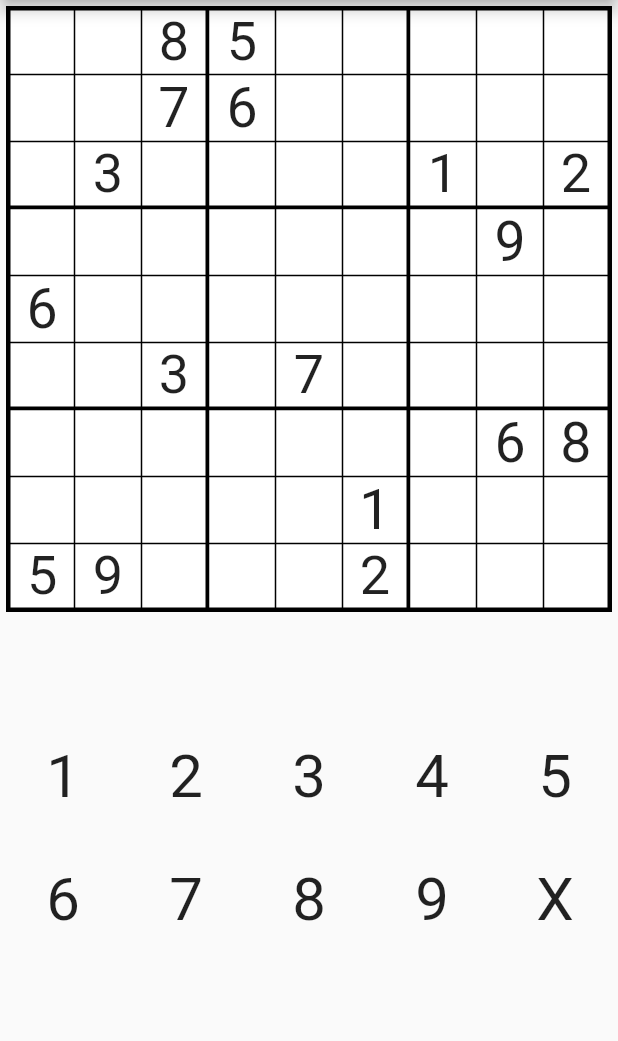
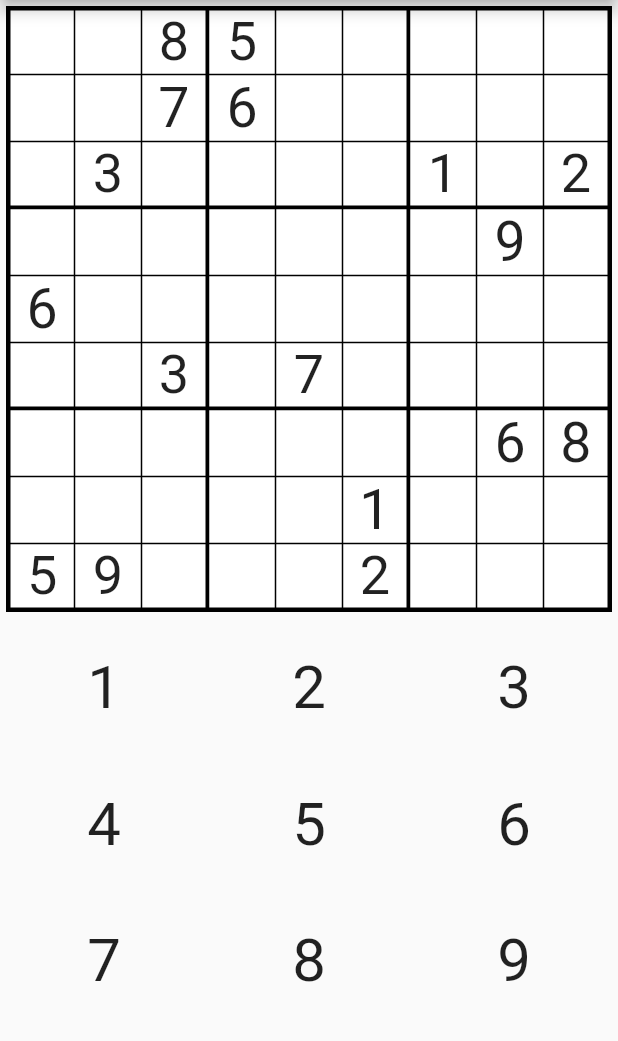
Before and after one commit to lettucebowler/flutterdoku, a Flutter app: the screen it shows after launch, on a phone screen of 412 x 824 dp, the part 84-1125 px from its top. Run offline on Flutter 3.47's test engine with Material 2 defaults, Android fonts, the phone set to English and light mode, and no system bars; drawn by our look-alikes of auto_size_text; Roboto replaces fonts that are missing (FiraCode-Bold).

Commit message:
landscape mostly works now

```diff
--- a/lib/main.dart
+++ b/lib/main.dart
@@ -1,7 +1,10 @@
+//import 'dart:html';
+
 import 'package:flutter/cupertino.dart';
 import 'package:flutter/material.dart';
 import 'package:flutter/rendering.dart';
 import 'package:auto_size_text/auto_size_text.dart';
+import 'package:flutter/services.dart';
 import 'package:lettuce_sudoku/sudoku_dart.dart';
 import 'domains/sudoku/SudokuProblem.dart';
 import 'domains/sudoku/SudokuState.dart';
@@ -247,23 +250,26 @@ class _MyHomePageState extends State<MyHomePage> {
     return board;
   }
 
-  Widget _getMoveButtons() {
-    var buttons = Flex(
-      direction: Axis.horizontal,
-        children: <Widget>[
-          Flexible(
-
-            child: GridView.count(
+  Widget _getMoveButtons(double aspect) {
+    var buttons =
+//    Flex(
+//      direction: Axis.horizontal,
+//        children: <Widget>[
+//          Flexible(
+//            flex: 4,
+//            child:
+            GridView.count(
               padding: EdgeInsets.all(1),
-              crossAxisCount: 5,
-              children: List.generate(10, (index) {
+              physics: const NeverScrollableScrollPhysics(),
+              crossAxisCount: 3,
+              childAspectRatio: aspect,
+              children: List.generate(9, (index) {
                 int num = (index + 1) % (problem.board_size + 1);
                 String toPlace = num == 0 ? 'X' : (index + 1).toString();
                 Container button = Container(
                   height: MediaQuery.of(context).size.height - MediaQuery.of(context).padding.top - MediaQuery.of(context).padding.bottom / 5,
                   child: Material(
                     child: InkWell(
-                      splashColor: Colors.deepOrange,
                       onTap: () {
                         _doMove(num, selectedRow, selectedCol);
                         setState(() {});
@@ -285,30 +291,21 @@ class _MyHomePageState extends State<MyHomePage> {
                 button_grid.add(button);
                 return button;
               }),
-            ),
-          ),
-        ],
+//            ),
+//          ),
+//        ],
       );
     return buttons;
   }
 
   Widget _getBody() {
-    var body;
+    final _focusNode = FocusNode();
     var isPortrait = MediaQuery.of(context).orientation == Orientation.portrait;
-    if(isPortrait) {
-      body = Container(
-        height: MediaQuery.of(context).size.height - MediaQuery.of(context).padding.top - MediaQuery.of(context).padding.bottom,
-        width: MediaQuery.of(context).size.width,
-        child: _makeBoardCol(),
-      );
-    }
-    else {
-      body = Container(
-        height: MediaQuery.of(context).size.height - MediaQuery.of(context).padding.top - MediaQuery.of(context).padding.bottom,
-        width: MediaQuery.of(context).size.width,
-        child: _makeBoardRow(),
-      );
-    }
+    var body = Container(
+      height: MediaQuery.of(context).size.height - MediaQuery.of(context).padding.top - MediaQuery.of(context).padding.bottom,
+      width: MediaQuery.of(context).size.width,
+      child: isPortrait ? _makeBoardCol() : _makeBoardRow(),
+    );
     return body;
   }
 
@@ -316,65 +313,6 @@ class _MyHomePageState extends State<MyHomePage> {
     Column col = Column (
       mainAxisAlignment: MainAxisAlignment.start,
       children: <Widget>[
-        Flexible( // board
-          flex: 7,
-          child: AspectRatio(
-            aspectRatio: 1,
-            child: Container(
-              padding: EdgeInsets.all(4),
-              child: Container(
-                color: Colors.black,
-                child: _getBoard(),
-              ),
-            ),
-          ),
-        ),
-        Flexible( // spacer
-          flex: 1,
-          child: Material(
-//                color: Colors.blue,
-            child: InkWell(
-//              onTap: () {},
-              splashColor: Colors.deepOrange,
-            ),
-          ),
-        ),
-        Flexible( // move buttons
-          flex: 3,
-          child: Container(
-//                width: getConstraint(),
-            child: _getMoveButtons(),
-          ),
-
-        ),
-        Flexible(
-          flex: 1,
-          child: Material(
-//                color: Colors.blue,
-            child: InkWell(
-              splashColor: Colors.deepOrange,
-            ),
-          ),
-        ),
-      ],
-    );
-    return col;
-  }
-
-  Widget _makeBoardRow() {
-    Row row = Row(
-      mainAxisAlignment: MainAxisAlignment.start,
-      children: <Widget>[
-        Flexible( // spacer
-          flex: 2,
-          child: Material(
-//                color: Colors.blue,
-            child: InkWell(
-//              onTap: () {},
-              splashColor: Colors.deepOrange,
-            ),
-          ),
-        ),
         Flexible( // board
           flex: 4,
           child: AspectRatio(
@@ -388,17 +326,63 @@ class _MyHomePageState extends State<MyHomePage> {
             ),
           ),
         ),
+        Flexible( // move buttons
+          flex: 3,
+          child: Container(
+            child: _getMoveButtons(1.5),
+          ),
+        ),
+      ],
+    );
+    return col;
+  }
 
-        Flexible( // move buttons
-          flex: 2,
-          child: Material(
-//                color: Colors.blue,
-            child: InkWell(
-//              onTap: () {},
-              splashColor: Colors.deepOrange,
+  Widget _makeBoardRow() {
+    Row row = Row(
+      mainAxisAlignment: MainAxisAlignment.center,
+      children: <Widget>[
+//        Flexible( // spacer
+//          flex: 2,
+//          child: Material(
+//            child: InkWell(
+////              onTap: () {},
+//              splashColor: Colors.deepOrange,
+//            ),
+//          ),
+//        ),
+        Flexible( // board
+          flex: 4,
+          child: AspectRatio(
+            aspectRatio: 1,
+            child: Container(
+              padding: EdgeInsets.all(4),
+              child: Container(
+                color: Colors.black,
+                child: _getBoard(),
+              ),
             ),
           ),
         ),
+        Flexible( // move buttons
+          flex: 4,
+          child: Container(
+            height: getConstraint(),
+            width: getConstraint(),
+            padding: EdgeInsets.all(4),
+            child: _getMoveButtons(1),
+          ),
+        ),
+//
+//        Flexible( // move buttons
+//          flex: 2,
+//          child: Material(
+////                color: Colors.blue,
+//            child: InkWell(
+////              onTap: () {},
+//              splashColor: Colors.deepOrange,
+//            ),
+//          ),
+//        ),
       ],
     );
     return row;
```
